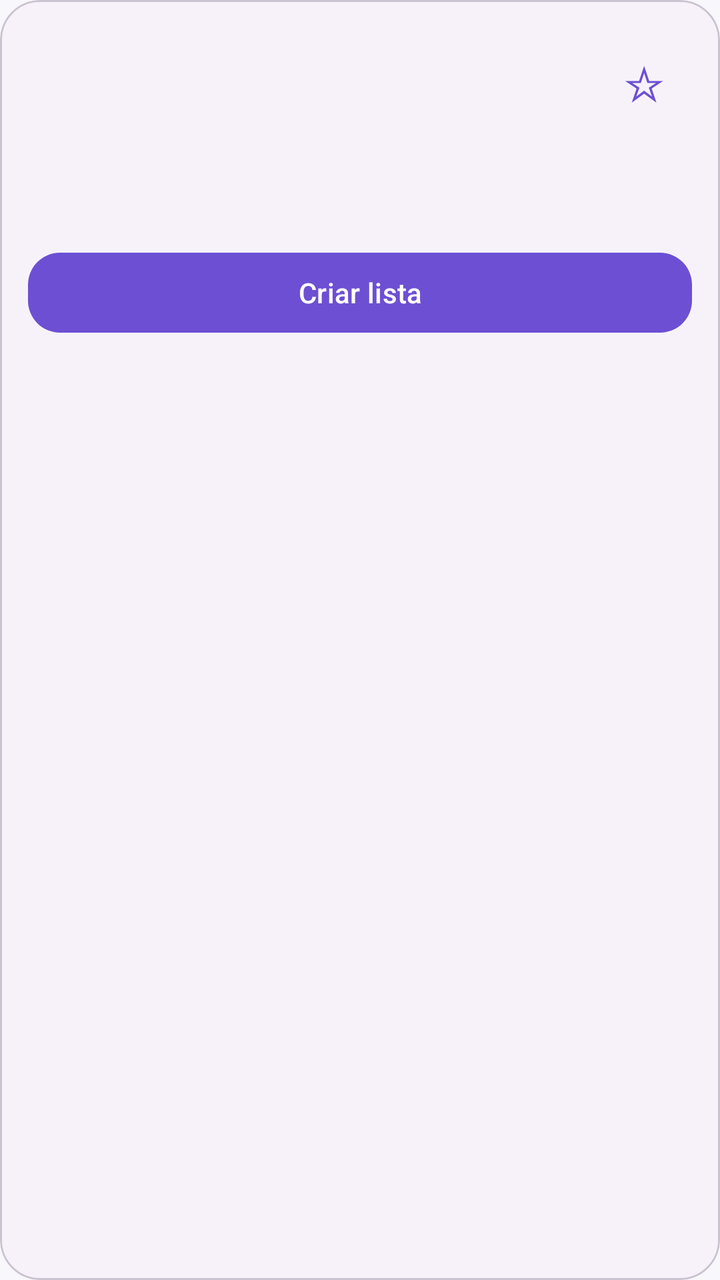
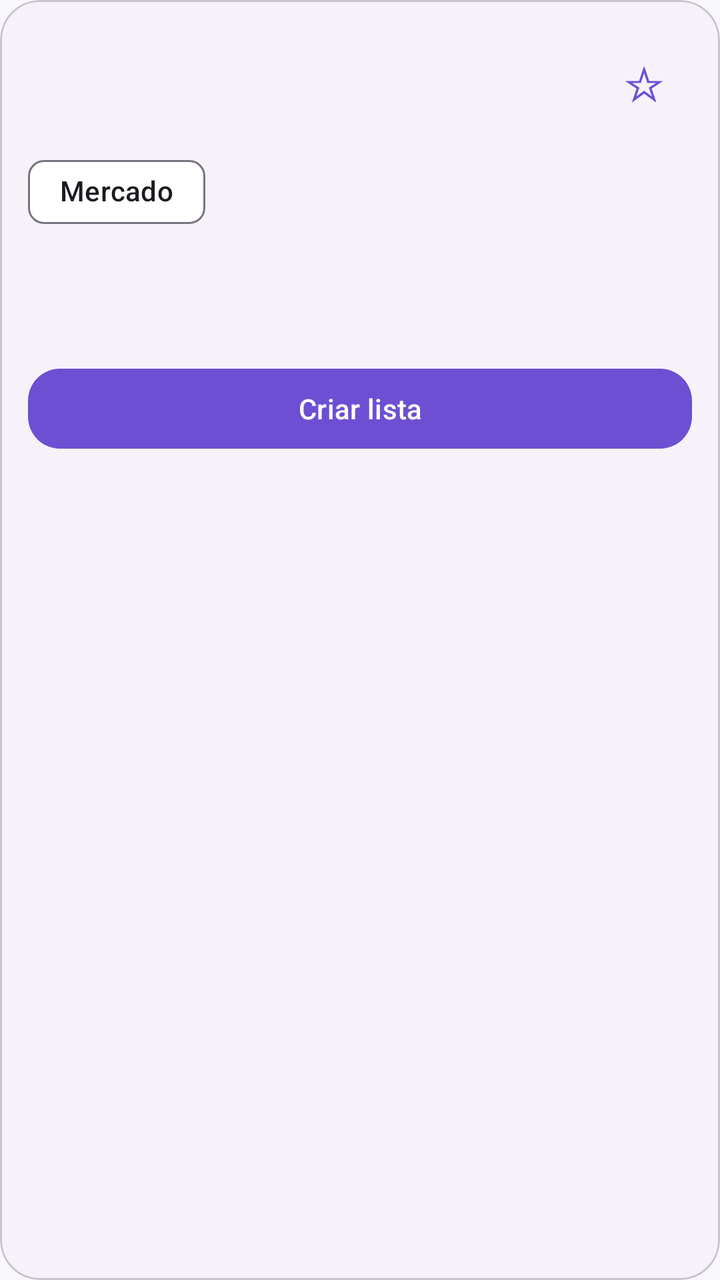

An Android layout rendered at two revisions. The XML below is the earlier revision; the diff shows what the commit changed to produce the second picture.
<!-- AndroidManifest.xml: application theme Theme.ListaCompras -->
<!-- res/layout/item_nearby_market.xml -->
<?xml version="1.0" encoding="utf-8"?>
<com.google.android.material.card.MaterialCardView xmlns:android="http://schemas.android.com/apk/res/android"
    xmlns:app="http://schemas.android.com/apk/res-auto"
    android:layout_width="match_parent"
    android:layout_height="wrap_content"
    android:layout_marginStart="14dp"
    android:layout_marginTop="6dp"
    android:layout_marginEnd="14dp"
    android:layout_marginBottom="6dp"
    app:cardBackgroundColor="?attr/colorSurfaceContainerLow"
    app:cardCornerRadius="20dp"
    app:cardElevation="0dp"
    app:strokeColor="?attr/colorOutlineVariant"
    app:strokeWidth="1dp">

    <LinearLayout
        android:layout_width="match_parent"
        android:layout_height="wrap_content"
        android:orientation="vertical"
        android:padding="14dp">

        <LinearLayout
            android:layout_width="match_parent"
            android:layout_height="wrap_content"
            android:gravity="center_vertical"
            android:orientation="horizontal">

            <LinearLayout
                android:layout_width="0dp"
                android:layout_height="wrap_content"
                android:layout_weight="1"
                android:orientation="vertical">

                <TextView
                    android:id="@+id/textMarketName"
                    android:layout_width="match_parent"
                    android:layout_height="wrap_content"
                    android:maxLines="2"
                    android:textAppearance="@style/TextAppearance.Material3.TitleMedium"
                    android:textStyle="bold" />

                <TextView
                    android:id="@+id/textMarketDistance"
                    android:layout_width="match_parent"
                    android:layout_height="wrap_content"
                    android:layout_marginTop="2dp"
                    android:textAppearance="@style/TextAppearance.Material3.LabelLarge"
                    android:textColor="?attr/colorPrimary" />
            </LinearLayout>

            <com.google.android.material.button.MaterialButton
                android:id="@+id/buttonFavoriteMarket"
                style="@style/Widget.Material3.Button.TextButton"
                android:layout_width="48dp"
                android:layout_height="48dp"
                android:contentDescription="Favoritar mercado"
                android:minWidth="48dp"
                android:text="☆"
                android:textSize="24sp" />
        </LinearLayout>

        <TextView
            android:id="@+id/textMarketAddress"
            android:layout_width="match_parent"
            android:layout_height="wrap_content"
            android:layout_marginTop="8dp"
            android:textAppearance="@style/TextAppearance.Material3.BodyMedium"
            android:textColor="?attr/colorOnSurfaceVariant" />

        <TextView
            android:id="@+id/textMarketSource"
            android:layout_width="match_parent"
            android:layout_height="wrap_content"
            android:layout_marginTop="5dp"
            android:textAppearance="@style/TextAppearance.Material3.BodySmall"
            android:textColor="?attr/colorOnSurfaceVariant" />

        <com.google.android.material.button.MaterialButton
            android:id="@+id/buttonMarketList"
            android:layout_width="match_parent"
            android:layout_height="48dp"
            android:layout_marginTop="12dp"
            android:text="Criar lista"
            app:cornerRadius="16dp" />
    </LinearLayout>
</com.google.android.material.card.MaterialCardView>
<!-- resources referenced by this layout -->
<resources>
  <style name="Theme.ListaCompras" parent="Theme.Material3.DayNight.NoActionBar">
          <item name="colorPrimary">@color/primary</item>
          <item name="colorOnPrimary">@color/on_primary</item>
          <item name="colorPrimaryContainer">@color/primary_container</item>
          <item name="colorOnPrimaryContainer">@color/on_primary_container</item>
          <item name="colorSecondary">@color/secondary</item>
          <item name="colorOnSecondary">@color/on_secondary</item>
          <item name="colorSecondaryContainer">@color/secondary_container</item>
          <item name="colorOnSecondaryContainer">@color/on_secondary_container</item>
          <item name="android:colorBackground">@color/dark_background</item>
          <item name="colorSurface">@color/dark_surface</item>
          <item name="colorSurfaceVariant">@color/dark_surface_variant</item>
          <item name="colorSurfaceContainerLowest">@color/dark_surface_lowest</item>
          <item name="colorSurfaceContainerLow">@color/dark_surface_low</item>
          <item name="colorSurfaceContainer">@color/dark_surface_container</item>
          <item name="colorSurfaceContainerHigh">@color/dark_surface_high</item>
          <item name="colorSurfaceContainerHighest">@color/dark_surface_highest</item>
          <item name="colorOnSurface">@color/dark_on_surface</item>
          <item name="colorOnSurfaceVariant">@color/dark_on_surface_variant</item>
          <item name="colorOutline">@color/dark_outline</item>
          <item name="colorOutlineVariant">@color/dark_outline_variant</item>
          <item name="android:navigationBarColor">?attr/colorSurface</item>
          <item name="android:statusBarColor">?attr/colorSurface</item>
          <item name="android:windowLightStatusBar" tools:targetApi="m">true</item>
      </style>
  <color name="primary">#6D4FD3</color>
  <color name="on_primary">#FFFFFF</color>
  <color name="primary_container">#E9E1FF</color>
  <color name="on_primary_container">#24124F</color>
  <color name="secondary">#625B71</color>
  <color name="on_secondary">#FFFFFF</color>
  <color name="secondary_container">#E8DEF8</color>
  <color name="on_secondary_container">#1D192B</color>
  <color name="dark_background">#F7F7FC</color>
  <color name="dark_surface">#FFFFFF</color>
  <color name="dark_surface_variant">#F0EDF5</color>
  <color name="dark_surface_lowest">#FFFFFF</color>
  <color name="dark_surface_low">#F7F2FA</color>
  <color name="dark_surface_container">#F4F0FA</color>
  <color name="dark_surface_high">#ECE6F0</color>
  <color name="dark_surface_highest">#E6E0E9</color>
  <color name="dark_on_surface">#1D1B20</color>
  <color name="dark_on_surface_variant">#49454F</color>
  <color name="dark_outline">#79747E</color>
  <color name="dark_outline_variant">#CAC4D0</color>
</resources>

<!-- the commit's change to res/layout/item_nearby_market.xml (unified diff, before → after) -->
@@ -59,6 +59,15 @@
                 android:textSize="24sp" />
         </LinearLayout>
 
+        <com.google.android.material.chip.Chip
+            android:id="@+id/chipMarketKind"
+            style="@style/Widget.Material3.Chip.Assist"
+            android:layout_width="wrap_content"
+            android:layout_height="wrap_content"
+            android:layout_marginTop="10dp"
+            android:checkable="false"
+            android:text="Mercado" />
+
         <TextView
             android:id="@+id/textMarketAddress"
             android:layout_width="match_parent"
@@ -77,10 +86,10 @@
 
         <com.google.android.material.button.MaterialButton
             android:id="@+id/buttonMarketList"
+            style="@style/Widget.ListaCompras.Button.Filled"
             android:layout_width="match_parent"
             android:layout_height="48dp"
             android:layout_marginTop="12dp"
-            android:text="Criar lista"
-            app:cornerRadius="16dp" />
+            android:text="Criar lista" />
     </LinearLayout>
 </com.google.android.material.card.MaterialCardView>
<!-- resource entries referenced after the edit -->
@@ -1,5 +1,9 @@
 <!-- resources referenced by this layout -->
 <resources>
+  <style name="Widget.ListaCompras.Button.Filled" parent="Widget.Material3.Button">
+          <item name="cornerRadius">@dimen/lc_radius_button</item>
+          <item name="android:minHeight">48dp</item>
+      </style>
   <style name="Theme.ListaCompras" parent="Theme.Material3.DayNight.NoActionBar">
           <item name="colorPrimary">@color/primary</item>
           <item name="colorOnPrimary">@color/on_primary</item>
@@ -25,6 +29,7 @@
           <item name="android:statusBarColor">?attr/colorSurface</item>
           <item name="android:windowLightStatusBar" tools:targetApi="m">true</item>
       </style>
+  <dimen name="lc_radius_button">16dp</dimen>
   <color name="primary">#6D4FD3</color>
   <color name="on_primary">#FFFFFF</color>
   <color name="primary_container">#E9E1FF</color>
